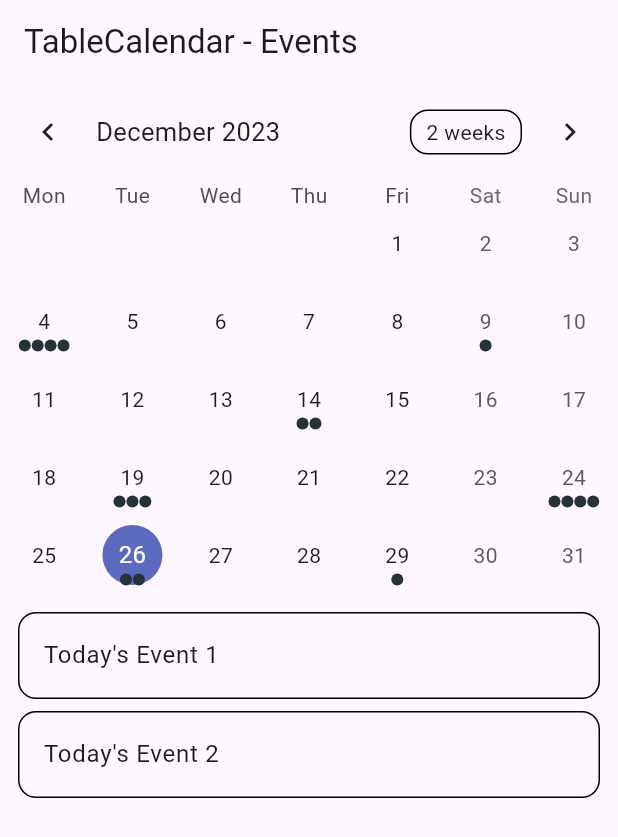
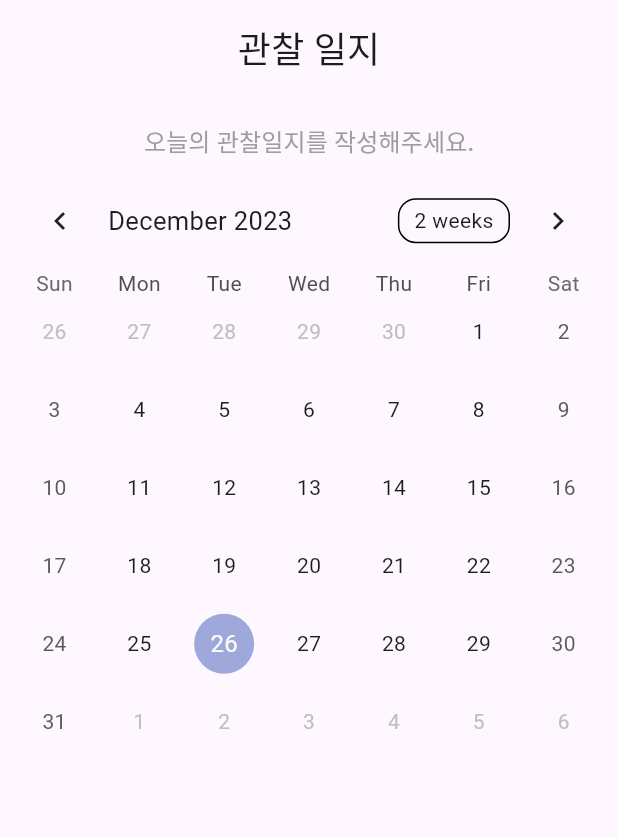
Before and after one commit to hyejoeng/Jang_Seohyun, a Flutter app: the screen it shows after launch, on a phone screen of 412 x 824 dp. Shown: the top 837 px of the screen. Run offline on Flutter 3.47's test engine with Material 3 defaults, Android fonts, the phone set to English and light mode, and no system bars; drawn by our look-alikes of table_calendar; our stand-ins replace hexcolor, image_picker.

Commit message:
2023-1226 메인페이지에 캘린더 넣어줌

```diff
--- a/lib/main.dart
+++ b/lib/main.dart
@@ -1,5 +1,5 @@
 import 'package:flutter/material.dart';
-import 'example/table_calendar/events_example.dart';
+import 'package:jang_seohyun/mainscreen.dart';
 
 void main() {
   runApp(const MyApp());
@@ -15,7 +15,7 @@ class MyApp extends StatelessWidget {
       // theme: ThemeStyle.light,
       // themeMode: ThemeMode.light,
       // darkTheme: ThemeStyle.dark,
-      home: TableEventsExample(),
+      home: MainScreen(),
     );
   }
 }
--- a/lib/mainscreen.dart
+++ b/lib/mainscreen.dart
@@ -1,4 +1,5 @@
 import 'package:flutter/material.dart';
+import 'package:jang_seohyun/calender_widget.dart';
 import 'package:jang_seohyun/context_utils.dart';
 
 class MainScreen extends StatefulWidget {
@@ -12,27 +13,39 @@ class _MainScreenState extends State<MainScreen> {
   @override
   Widget build(BuildContext context) => SafeArea(
         child: Scaffold(
-          appBar: AppBar(
-            centerTitle: true,
-            titleTextStyle: textTheme(context).titleMedium,
-            title: const Text('관찰 일지'),
+          appBar: PreferredSize(
+            preferredSize: Size.fromHeight(screensize(context).height * 0.08),
+            child: Column(
+              mainAxisAlignment: MainAxisAlignment.center,
+              crossAxisAlignment: CrossAxisAlignment.center,
+              children: [
+                AppBar(
+                  centerTitle: true,
+                  // titleTextStyle: textTheme(context).titleMedium,
+                  titleTextStyle: textTheme(context).titleMedium?.copyWith(fontSize: 24),
+                  title: const Text('관찰 일지'),
+                ),
+              ],
+            )
           ),
-
           body: Padding(
             padding: const EdgeInsets.all(8.0),
             child: Column(
               children: [
-                Center(
+                Container(
+                  alignment: Alignment.center,
+                  width: double.infinity,
+                  height: screensize(context).height * 0.05,
                   child: Text(
                     '오늘의 관찰일지를 작성해주세요.',
                     style: textTheme(context)
                         .titleSmall
-                        ?.copyWith(color: Colors.grey),
+                        ?.copyWith(color: Colors.grey, fontSize: 16),
                   ),
-                )
+                ),
+                CalenderWidget(),
               ],
             ),
-
           ),
         ),
       );
```
Also changed, not shown: lib/calender_widget.dart (+9 -143 lines).
